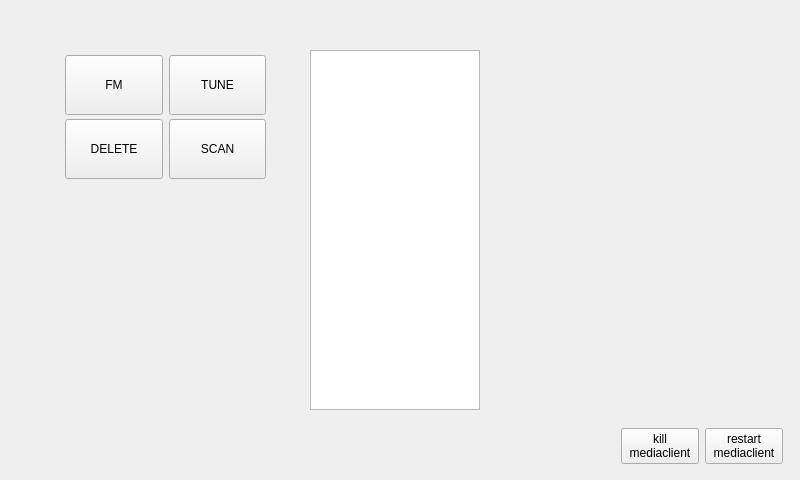
Old version of the form mainwindow.ui in the repository Vitalic66/DAB-FM-Sundtek.
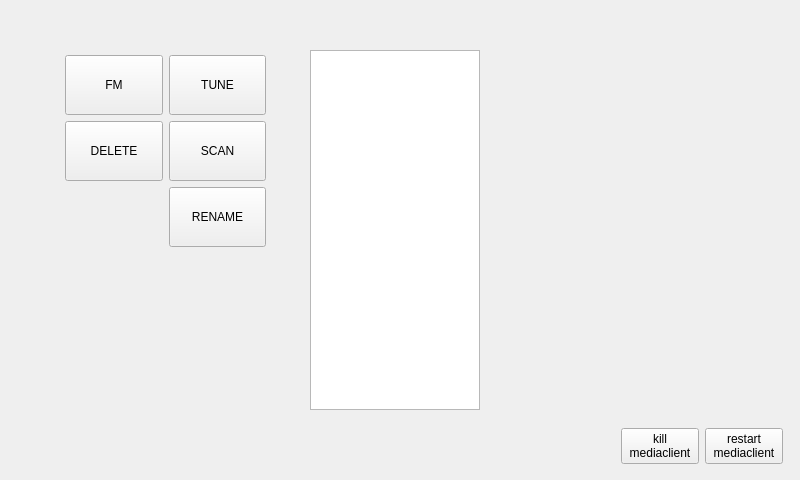
New version of the form.

Commit message: rename radio stations

```diff
--- a/mainwindow.ui
+++ b/mainwindow.ui
@@ -34,13 +34,13 @@
      </rect>
     </property>
    </widget>
-   <widget class="QWidget" name="">
+   <widget class="QWidget" name="layoutWidget">
     <property name="geometry">
      <rect>
       <x>60</x>
       <y>50</y>
       <width>211</width>
-      <height>131</height>
+      <height>202</height>
      </rect>
     </property>
     <layout class="QGridLayout" name="gridLayout">
@@ -117,9 +117,22 @@
        </property>
       </widget>
      </item>
+     <item row="3" column="2">
+      <widget class="QPushButton" name="bt_rename">
+       <property name="minimumSize">
+        <size>
+         <width>90</width>
+         <height>60</height>
+        </size>
+       </property>
+       <property name="text">
+        <string>RENAME</string>
+       </property>
+      </widget>
+     </item>
     </layout>
    </widget>
-   <widget class="QWidget" name="">
+   <widget class="QWidget" name="layoutWidget">
     <property name="geometry">
      <rect>
       <x>610</x>
```
The commit also changes 2 other files.
